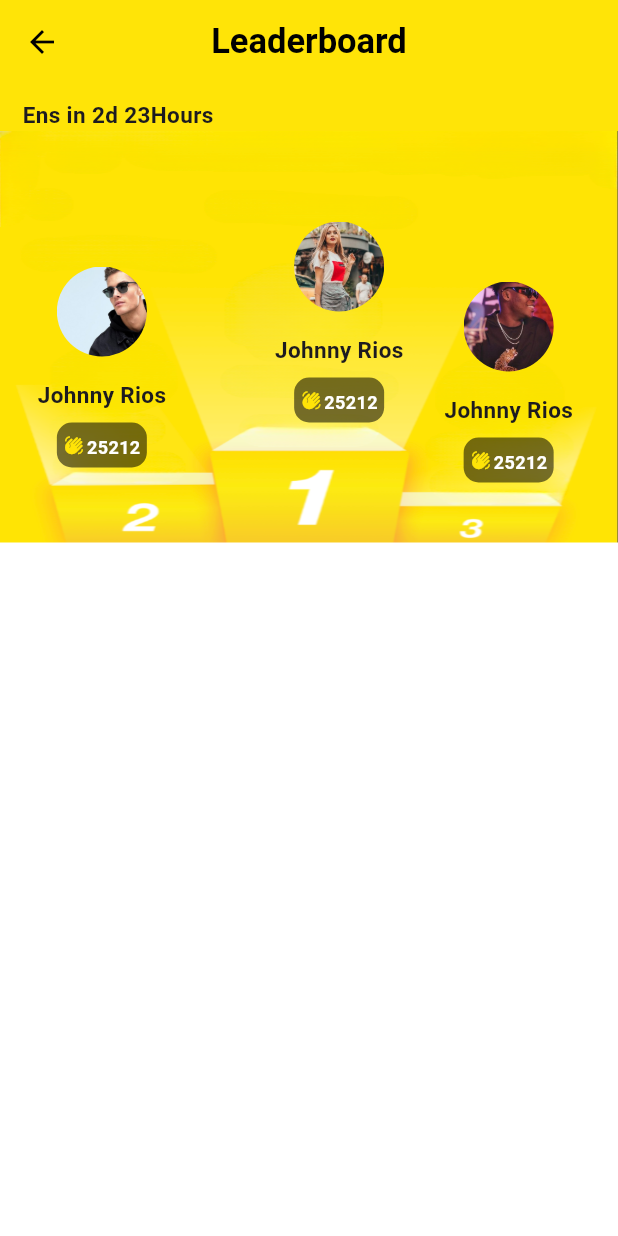
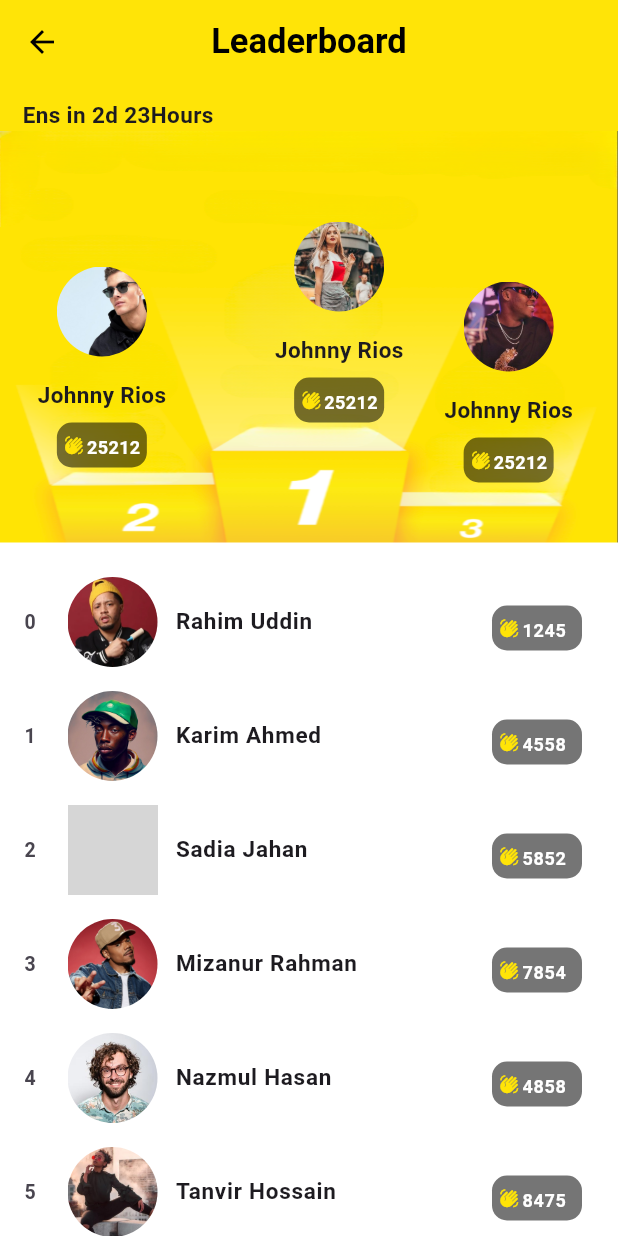
Before and after one commit to AbuRasel9/ui-design, a Flutter app: the screen it shows after launch, on a phone screen of 412 x 824 dp. Run offline on Flutter 3.47's test engine with Material 3 defaults, Android fonts, the phone set to English and light mode, and no system bars; grey boxes are pictures that could not be loaded.

Commit message:
full ui done

```diff
--- a/lib/model/car_items_model.dart
+++ /dev/null
@@ -1,35 +0,0 @@
-class CarItemsModel {
-  String? image;
-  double? price;
-  String? brand;
-  String? model;
-  String? co2;
-  String? fuelCons;
-
-  CarItemsModel({
-    this.image,
-    this.price,
-    this.brand,
-    this.model,
-    this.co2,
-    this.fuelCons,
-  });
-
-  factory CarItemsModel.fromJson(Map<String, dynamic> json) => CarItemsModel(
-    image: json["image"],
-    price: json["price"]?.toDouble(),
-    brand: json["brand"],
-    model: json["model"],
-    co2: json["co2"],
-    fuelCons: json["fuesCons"],
-  );
-
-  Map<String, dynamic> toJson() => {
-    "image": image,
-    "price": price,
-    "brand": brand,
-    "model": model,
-    "co2": co2,
-    "fuesCons": fuelCons,
-  };
-}
--- /dev/null
+++ b/lib/model/user_model.dart
@@ -0,0 +1,11 @@
+class UserModel {
+  String? imagePath;
+  String? name;
+  String? rating;
+
+  UserModel({
+    this.imagePath,
+    this.name,
+    this.rating,
+  });
+}
--- a/lib/utils/constant.dart
+++ b/lib/utils/constant.dart
@@ -2,7 +2,70 @@ import 'dart:ui';
 
 import 'package:flutter/material.dart';
 
+import '../model/user_model.dart';
+
 class ConstantValue{
   static Color yellowColor=Color(0xffffe407);
   static Color whiteColor=Colors.white;
+
+  static List<UserModel> users = [
+    UserModel(
+      imagePath: 'assets/images/a.png',
+      name: 'Rahim Uddin',
+      rating: '1245',
+    ),
+    UserModel(
+      imagePath: 'assets/images/b.png',
+      name: 'Karim Ahmed',
+      rating: '4558',
+    ),
+  UserModel(
+    imagePath : 'assets/images/c.png',
+
+      name: 'Sadia Jahan',
+      rating: '5852',
+    ),
+   UserModel(
+      imagePath: 'assets/images/d.png',
+
+      name: 'Mizanur Rahman',
+      rating: '7854',
+    ),
+    UserModel(
+      imagePath: 'assets/images/e.jpeg',
+
+      name: 'Nazmul Hasan',
+      rating: '4858',
+    ),
+    UserModel(
+      imagePath: 'assets/images/f.jpeg',
+
+      name: 'Tanvir Hossain',
+      rating: '8475',
+    ),
+    UserModel(
+      imagePath: 'assets/images/g.jpeg',
+
+      name: 'Sumaiya Akter',
+      rating: '7854',
+    ),
+    UserModel(
+      imagePath: 'assets/images/h.jpeg',
+
+      name: 'Jannatul Ferdous',
+      rating: '8585',
+    ),
+    UserModel(
+      imagePath: 'assets/images/i.jpeg',
+
+      name: 'Rakibul Islam',
+      rating: '5857',
+    ),
+    UserModel(
+      imagePath: 'assets/images/k.jpeg',
+
+      name: 'Farhana Yesmin',
+      rating: '9897',
+    ),
+  ];
 }
--- a/lib/view/leader_board_screen.dart
+++ b/lib/view/leader_board_screen.dart
@@ -1,5 +1,9 @@
+import 'package:car_app_ui/model/user_model.dart';
 import 'package:car_app_ui/utils/constant.dart';
 import 'package:flutter/material.dart';
+
+import '../widget/leader_board_item.dart';
+import '../widget/person_item.dart';
 
 class LeaderBoardScreen extends StatefulWidget {
   const LeaderBoardScreen({super.key});
@@ -31,14 +35,16 @@ class _LeaderBoardScreenState extends State<LeaderBoardScreen> {
           ),
         ),
       ),
-      body: SingleChildScrollView(
-        child: SafeArea(
+      body: SafeArea(
         child: Column(
           crossAxisAlignment: CrossAxisAlignment.start,
           mainAxisAlignment: MainAxisAlignment.start,
           children: [
             const Padding(
-                padding: EdgeInsets.only(left: 15.0, top: 10,),
+              padding: EdgeInsets.only(
+                left: 15.0,
+                top: 10,
+              ),
               child: Text(
                 "Ens in 2d 23Hours",
                 style: TextStyle(
@@ -64,28 +70,32 @@ class _LeaderBoardScreenState extends State<LeaderBoardScreen> {
                 children: [
                   //profile vertical item
                   //middle item
+                  //middle image and text
                   Positioned(
                     bottom: 80,
                     right: 143,
-                      child: ProfileVerticalItem(
+                    child: LeaderBoardItem(
                       imagePath: 'assets/images/g.jpeg',
                       name: 'Johnny Rios',
                       ratingValue: "25212",
                     ),
                   ),
+                  //first image and text
+
                   Positioned(
                     bottom: 50,
                     left: 25,
-                      child: ProfileVerticalItem(
+                    child: LeaderBoardItem(
                       imagePath: 'assets/images/k.jpeg',
                       name: 'Johnny Rios',
                       ratingValue: "25212",
                     ),
                   ),
+                  //last
                   Positioned(
                     bottom: 40,
                     right: 30,
-                      child: ProfileVerticalItem(
+                    child: LeaderBoardItem(
                       imagePath: 'assets/images/j.jpeg',
                       name: 'Johnny Rios',
                       ratingValue: "25212",
@@ -95,91 +105,30 @@ class _LeaderBoardScreenState extends State<LeaderBoardScreen> {
               ),
             ),
             //bottom section
-              Container(
+            Expanded(
+              child: Container(
                 width: double.infinity,
-                height: size.height / 1,
                 decoration: BoxDecoration(
                   color: ConstantValue.whiteColor,
                 ),
-              )
+                child: ListView.builder(
+                  padding: const EdgeInsets.only(
+                    top: 15,
+                  ),
+                  itemCount: ConstantValue.users.length,
+                  itemBuilder: (context, index) {
+                    final item = ConstantValue.users[index];
+                    return PersonItem(
+                      item: item,
+                      index: index,
+                    );
+                  },
+                ),
+              ),
+            ),
           ],
-          ),
         ),
       ),
     );
   }
 }
-
-class ProfileVerticalItem extends StatelessWidget {
-  const ProfileVerticalItem({
-    super.key,
-    required this.imagePath,
-    required this.name,
-    required this.ratingValue,
-  });
-
-  final String imagePath, name, ratingValue;
-
-  @override
-  Widget build(BuildContext context) {
-    return Column(
-      crossAxisAlignment: CrossAxisAlignment.center,
-      mainAxisAlignment: MainAxisAlignment.center,
-      children: [
-        ClipRRect(
-          borderRadius: BorderRadius.circular(60),
-          child: Image.asset(
-            imagePath,
-            fit: BoxFit.cover,
-            height: 60,
-            width: 60,
-          ),
-        ),
-        const SizedBox(
-          height: 15,
-        ),
-        Text(
-          name,
-          style: const TextStyle(
-            fontSize: 15,
-            fontWeight: FontWeight.bold,
-          ),
-        ),
-        Container(
-          padding: const EdgeInsets.symmetric(horizontal: 5, vertical: 8),
-          margin: const EdgeInsets.only(
-            top: 8,
-          ),
-          height: 30,
-          width: 60,
-          decoration: BoxDecoration(
-            borderRadius: BorderRadius.circular(10),
-            color: Colors.black54,
-          ),
-          child: Row(
-            crossAxisAlignment: CrossAxisAlignment.center,
-            mainAxisAlignment: MainAxisAlignment.start,
-            children: <Widget>[
-              Icon(
-                Icons.waving_hand,
-                size: 13,
-                color: ConstantValue.yellowColor,
-              ),
-              const SizedBox(
-                width: 2,
-              ),
-              Text(
-                ratingValue,
-                style: const TextStyle(
-                  fontWeight: FontWeight.bold,
-                  fontSize: 12,
-                  color: Colors.white,
-                ),
-              )
-            ],
-          ),
-        ),
-      ],
-    );
-  }
-}
--- /dev/null
+++ b/lib/widget/leader_board_item.dart
@@ -0,0 +1,78 @@
+import 'package:flutter/cupertino.dart';
+import 'package:flutter/material.dart';
+
+import '../utils/constant.dart';
+
+class LeaderBoardItem extends StatelessWidget {
+  const LeaderBoardItem({
+    super.key,
+    required this.imagePath,
+    required this.name,
+    required this.ratingValue,
+  });
+
+  final String imagePath, name, ratingValue;
+
+  @override
+  Widget build(BuildContext context) {
+    return Column(
+      crossAxisAlignment: CrossAxisAlignment.center,
+      mainAxisAlignment: MainAxisAlignment.center,
+      children: [
+        ClipRRect(
+          borderRadius: BorderRadius.circular(60),
+          child: Image.asset(
+            imagePath,
+            fit: BoxFit.cover,
+            height: 60,
+            width: 60,
+          ),
+        ),
+        const SizedBox(
+          height: 15,
+        ),
+        Text(
+          name,
+          style: const TextStyle(
+            fontSize: 15,
+            fontWeight: FontWeight.bold,
+          ),
+        ),
+        Container(
+          padding: const EdgeInsets.symmetric(horizontal: 5, vertical: 8),
+          margin: const EdgeInsets.only(
+            top: 8,
+          ),
+          height: 30,
+          width: 60,
+          decoration: BoxDecoration(
+            borderRadius: BorderRadius.circular(10),
+            color: Colors.black54,
+          ),
+          child: Row(
+            crossAxisAlignment: CrossAxisAlignment.center,
+            mainAxisAlignment: MainAxisAlignment.start,
+            children: <Widget>[
+              Icon(
+                Icons.waving_hand,
+                size: 13,
+                color: ConstantValue.yellowColor,
+              ),
+              const SizedBox(
+                width: 2,
+              ),
+              Text(
+                ratingValue,
+                style: const TextStyle(
+                  fontWeight: FontWeight.bold,
+                  fontSize: 12,
+                  color: Colors.white,
+                ),
+              )
+            ],
+          ),
+        ),
+      ],
+    );
+  }
+}
--- /dev/null
+++ b/lib/widget/person_item.dart
@@ -0,0 +1,87 @@
+import 'package:flutter/material.dart';
+
+import '../model/user_model.dart';
+import '../utils/constant.dart';
+
+class PersonItem extends StatelessWidget {
+  const PersonItem({
+    super.key,
+    required this.item,
+    required this.index,
+  });
+
+  final UserModel item;
+  final int index;
+
+  @override
+  Widget build(BuildContext context) {
+    return ListTile(
+      horizontalTitleGap: 5,
+      //serial number
+
+      leading: Text(
+        index.toString(),
+        style: const TextStyle(fontSize: 13, fontWeight: FontWeight.bold),
+      ),
+      //image and name
+      title: Row(
+        mainAxisAlignment: MainAxisAlignment.start,
+        crossAxisAlignment: CrossAxisAlignment.center,
+        children: [
+          //image
+          ClipRRect(
+            borderRadius: BorderRadius.circular(60),
+            child: Image.asset(
+              item.imagePath ?? "",
+              fit: BoxFit.cover,
+              height: 60,
+              width: 60,
+            ),
+          ),
+          const SizedBox(
+            width: 12,
+          ),
+          Text("${item.name}",
+              style:
+              const TextStyle(fontSize: 15, fontWeight: FontWeight.bold)),
+        ],
+      ),
+
+      //rating
+      trailing: Container(
+        padding: const EdgeInsets.symmetric(horizontal: 5, vertical: 8),
+        margin: const EdgeInsets.only(
+          top: 8,
+        ),
+        height: 30,
+        width: 60,
+        decoration: BoxDecoration(
+          borderRadius: BorderRadius.circular(10),
+          color: Colors.black54,
+        ),
+        child: Row(
+          crossAxisAlignment: CrossAxisAlignment.center,
+          mainAxisAlignment: MainAxisAlignment.start,
+          children: <Widget>[
+            Icon(
+              Icons.waving_hand,
+              size: 13,
+              color: ConstantValue.yellowColor,
+            ),
+            const SizedBox(
+              width: 2,
+            ),
+            Text(
+              item.rating ?? "",
+              style: const TextStyle(
+                fontWeight: FontWeight.bold,
+                fontSize: 12,
+                color: Colors.white,
+              ),
+            )
+          ],
+        ),
+      ),
+    );
+  }
+}
```
Also changed, not shown: assets/images/car1.png (deleted), assets/images/car2.png (deleted). Lines whose indentation alone changed are shown as unchanged.
